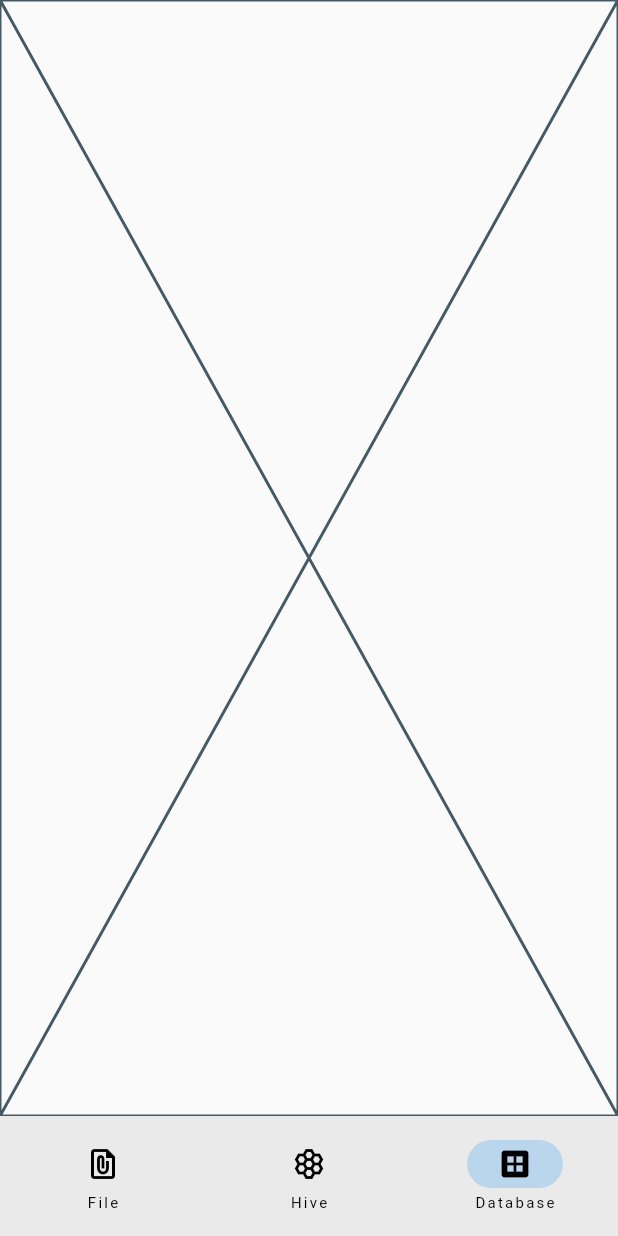
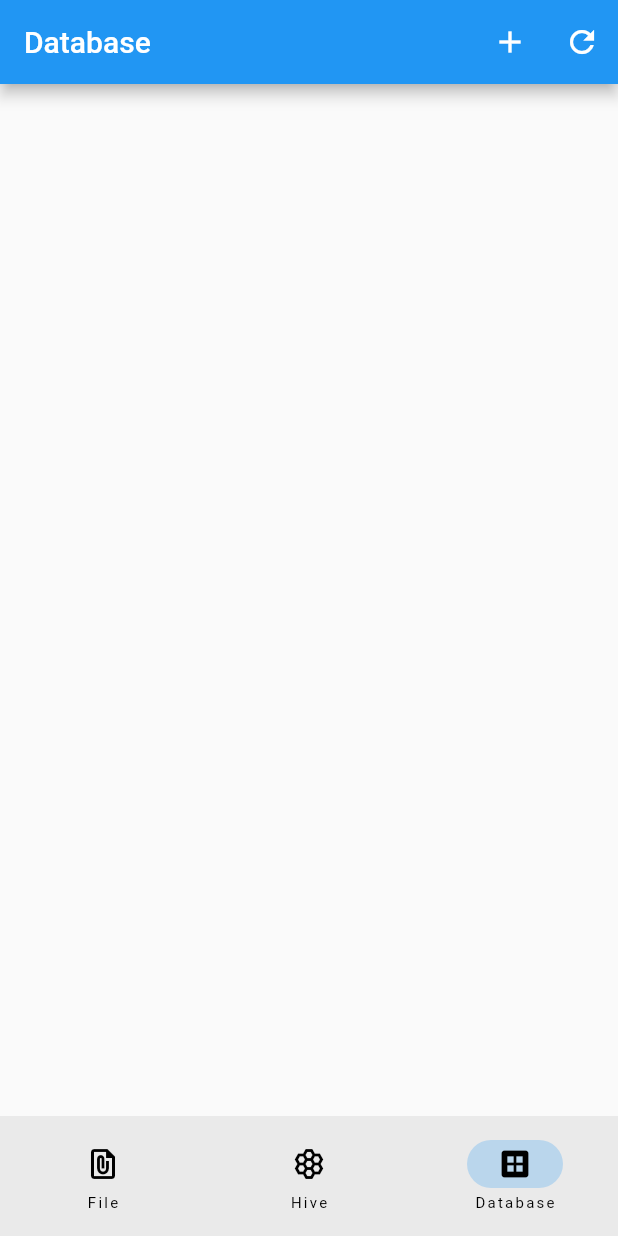
Before and after one commit to Bachar-official/flutter_education, a Flutter app: the screen it shows after launch, item 3 of the bottom bar chosen, on a phone screen of 412 x 824 dp. Run offline on Flutter 3.47's test engine with Material 2 defaults, Android fonts, the phone set to English and light mode, and no system bars; our stand-ins replace hive_flutter, sqflite; accounts and stored records are empty.

Commit message:
database

```diff
--- a/lib/database.dart
+++ b/lib/database.dart
@@ -1,10 +1,106 @@
 import 'package:flutter/material.dart';
+import 'package:flutter_education/entity/cat.dart';
+import 'package:flutter_education/entity/cat_card.dart';
+import 'package:flutter_education/entity/cat_dialog.dart';
+import 'package:path/path.dart';
+import 'package:sqflite/sqflite.dart';
 
-class DatabaseExample extends StatelessWidget {
+class DatabaseExample extends StatefulWidget {
   const DatabaseExample({Key? key}) : super(key: key);
 
   @override
+  State<DatabaseExample> createState() => _DatabaseExampleState();
+}
+
+class _DatabaseExampleState extends State<DatabaseExample> {
+  late final Database database;
+  late String databasePath = '';
+  List<Cat> cats = [];
+
+  @override
+  void initState() {
+    super.initState();
+    getDatabasesPath().then((result) => databasePath = result);
+    setState(() {});
+
+    openDatabase(
+      join(databasePath, 'cats_database.db'),
+      // Если БД запускается впервые, создать таблицу
+      onCreate: (db, version) {
+        // Запустить CREATE TABLE в БД.
+        return db.execute(
+          'CREATE TABLE cats(id INTEGER PRIMARY KEY, name TEXT, age INTEGER)',
+        );
+      },
+      version: 1,
+    ).then((result) => database = result);
+  }
+
+  Future<void> insertCat(Cat cat) async {
+    await database.insert('cats', cat.toMap(),
+        conflictAlgorithm: ConflictAlgorithm.replace);
+    await getCats();
+    setState(() {});
+  }
+
+  Future<void> getCats() async {
+    final List<Map<String, dynamic>> maps = await database.query('cats');
+    cats = maps.map((map) => Cat.fromMap(map)).toList();
+    setState(() {});
+  }
+
+  Future<void> updateDog(Cat cat) async {
+    await database.update(
+      'cats',
+      cat.toMap(),
+      // Удостовериться, что собака существует
+      where: 'id = ?',
+      // Прокинуть id кота как whereArg чтобы предотвратить SQL инъекции
+      whereArgs: [cat.id],
+    );
+  }
+
+  Future<void> deleteCat(int id) async {
+    await database.delete(
+      'cats',
+      // Использовать `where` чтобы удалить определенного кота.
+      where: 'id = ?',
+      // Pass the Dog's id as a whereArg to prevent SQL injection.
+      whereArgs: [id],
+    );
+    await getCats();
+  }
+
+  void _showCatDialog(BuildContext context) {
+    showDialog(
+      context: context,
+      builder: (context) => CatDialog(insertCat: insertCat),
+    );
+  }
+
+  @override
   Widget build(BuildContext context) {
-    return const Placeholder();
+    return Scaffold(
+      appBar: AppBar(
+        title: const Text('Database'),
+        actions: [
+          IconButton(
+            onPressed: () => _showCatDialog(context),
+            icon: const Icon(Icons.add),
+          ),
+          IconButton(
+            icon: const Icon(Icons.refresh),
+            onPressed: () async => await getCats(),
+          ),
+        ],
+      ),
+      body: ListView.builder(
+        itemCount: cats.length,
+        itemBuilder: (context, index) => CatCard(
+          cat: cats[index],
+          deleteCat: deleteCat,
+        ),
+      ),
+    );
   }
 }
--- /dev/null
+++ b/lib/entity/cat.dart
@@ -0,0 +1,21 @@
+class Cat {
+  final int id;
+  final String name;
+  final int age;
+
+  Cat({required this.id, required this.name, required this.age});
+
+  Cat.fromMap(Map<String, dynamic> map)
+      : id = map['id'],
+        name = map['name'],
+        age = map['age'];
+
+  Map<String, dynamic> toMap() => {
+        'id': id,
+        'name': name,
+        'age': age,
+      };
+
+  @override
+  String toString() => 'Cat (id=$id, name=$name, age=$age)';
+}
--- a/lib/main.dart
+++ b/lib/main.dart
@@ -3,8 +3,11 @@ import 'package:flutter_education/database.dart';
 import 'package:flutter_education/file.dart';
 import 'package:flutter_education/hive.dart';
 import 'package:hive_flutter/hive_flutter.dart';
+import 'package:path/path.dart';
+import 'package:sqflite/sqflite.dart';
 
 void main() async {
+  WidgetsFlutterBinding.ensureInitialized();
   await Hive.initFlutter();
   Hive.openBox('settings');
   runApp(const MyApp());
--- a/pubspec.yaml
+++ b/pubspec.yaml
@@ -38,6 +38,8 @@ dependencies:
   cupertino_icons: ^1.0.2
   path_provider: ^2.0.11
   hive_flutter: ^1.1.0
+  sqflite: ^2.2.2
+  path: ^1.8.2
 
 dev_dependencies:
   flutter_test:
```
Also changed, not shown: lib/entity/cat_card.dart (added, +33 -0 lines), lib/entity/cat_dialog.dart (added, +72 -0 lines).
